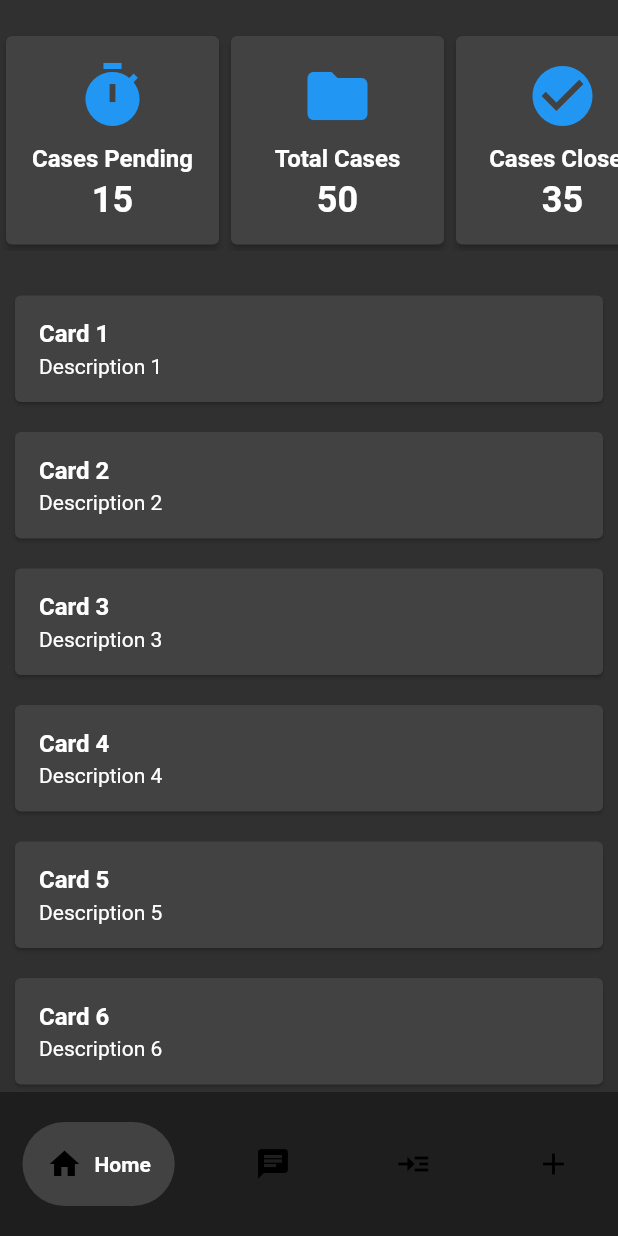
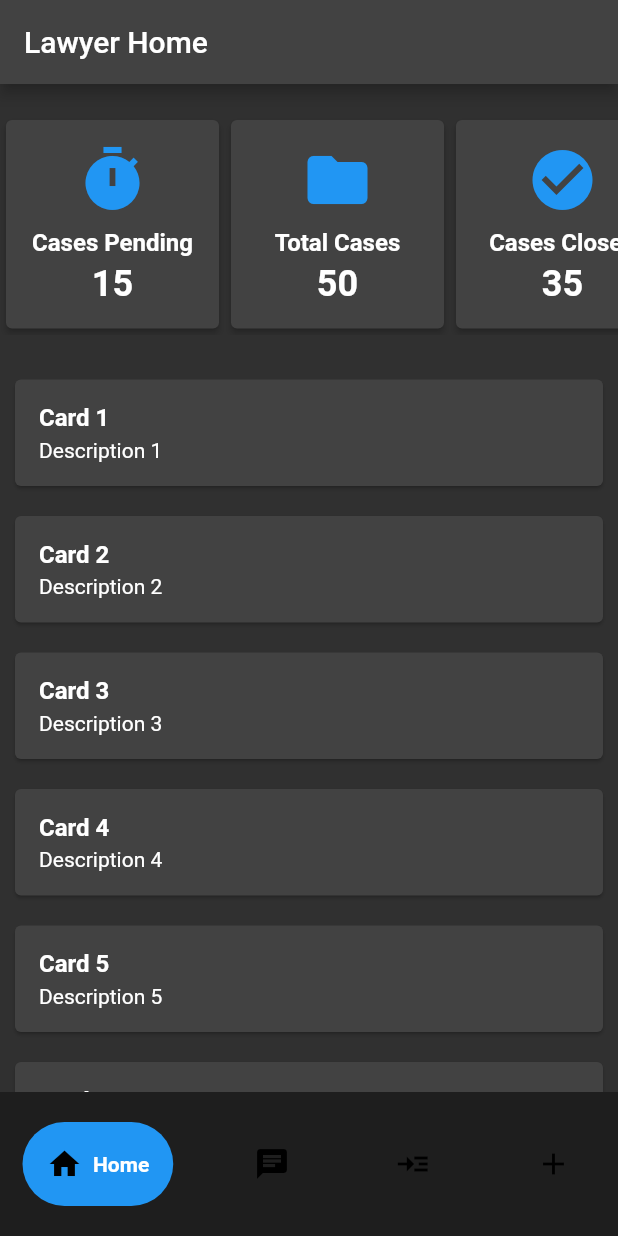
Before and after one commit to drowsy-coder/Nyaya-Sahaya, a Flutter app: the screen it shows after launch, on a phone screen of 412 x 824 dp. Run offline on Flutter 3.47's test engine with Material 2 defaults, Android fonts, the light colour scheme and no system bars; drawn by our look-alikes of google_nav_bar; our stand-ins replace cloud_firestore, firebase_auth, firebase_core, google_maps_flutter, shared_preferences; accounts and stored records are empty.

Commit message:
added_some_app_bars_and_navb_imprvment

```diff
--- a/lib/screens/stakeholders/lawyer/lawyer_home.dart
+++ b/lib/screens/stakeholders/lawyer/lawyer_home.dart
@@ -1,9 +1,15 @@
 import 'package:flutter/material.dart';
 
 class LawyerHomePage extends StatelessWidget {
+  const LawyerHomePage({super.key});
+
   @override
   Widget build(BuildContext context) {
-    return Column(
+    return Scaffold(
+        appBar: AppBar(
+          title: const Text('Lawyer Home'),
+        ),
+        body: const Column(
           children: [
             SizedBox(height: 20),
             DashboardHeader(),
@@ -12,11 +18,13 @@ class LawyerHomePage extends StatelessWidget {
               child: PlaceholderCardsColumn(),
             ),
           ],
-    );
+        ));
   }
 }
 
 class DashboardHeader extends StatelessWidget {
+  const DashboardHeader({super.key});
+
   @override
   Widget build(BuildContext context) {
     return SingleChildScrollView(
@@ -50,7 +58,11 @@ class HoverCard extends StatefulWidget {
   final String count;
   final IconData icon;
 
-  HoverCard({required this.title, required this.count, required this.icon});
+  HoverCard(
+      {super.key,
+      required this.title,
+      required this.count,
+      required this.icon});
 
   @override
   _HoverCardState createState() => _HoverCardState();
@@ -86,18 +98,18 @@ class _HoverCardState extends State<HoverCard> {
                   size: 48,
                   color: Colors.blue,
                 ),
-                SizedBox(height: 8),
+                const SizedBox(height: 8),
                 Text(
                   widget.title,
-                  style: TextStyle(
+                  style: const TextStyle(
                     fontSize: 16,
                     fontWeight: FontWeight.bold,
                   ),
                 ),
-                SizedBox(height: 4),
+                const SizedBox(height: 4),
                 Text(
                   widget.count,
-                  style: TextStyle(
+                  style: const TextStyle(
                     fontSize: 24,
                     fontWeight: FontWeight.bold,
                   ),
@@ -112,6 +124,8 @@ class _HoverCardState extends State<HoverCard> {
 }
 
 class PlaceholderCardsColumn extends StatelessWidget {
+  const PlaceholderCardsColumn({super.key});
+
   @override
   Widget build(BuildContext context) {
     return SingleChildScrollView(
@@ -157,12 +171,12 @@ class PlaceholderCard extends StatelessWidget {
   final String title;
   final String description;
 
-  PlaceholderCard({required this.title, required this.description});
+  PlaceholderCard({super.key, required this.title, required this.description});
 
   @override
   Widget build(BuildContext context) {
     return Card(
-      margin: EdgeInsets.all(10),
+      margin: const EdgeInsets.all(10),
       child: Padding(
         padding: const EdgeInsets.all(16.0),
         child: Column(
@@ -171,15 +185,15 @@ class PlaceholderCard extends StatelessWidget {
           children: <Widget>[
             Text(
               title,
-              style: TextStyle(
+              style: const TextStyle(
                 fontSize: 16,
                 fontWeight: FontWeight.bold,
               ),
             ),
-            SizedBox(height: 4),
+            const SizedBox(height: 4),
             Text(
               description,
-              style: TextStyle(
+              style: const TextStyle(
                 fontSize: 14,
               ),
             ),
--- a/lib/screens/stakeholders/lawyer/lawyer_screen.dart
+++ b/lib/screens/stakeholders/lawyer/lawyer_screen.dart
@@ -30,35 +30,37 @@ class _LawyerScreenState extends State<LawyerScreen> {
     ScreenModel(screen: LawyerHomePage(), icon: Icons.home, text: "Home"),
     ScreenModel(screen: LawyerChatScreen(), icon: Icons.chat, text: "Chat"),
     ScreenModel(
-        screen: LawyerReadScreen(), icon: Icons.read_more, text: "Read"),
-    ScreenModel(screen: LawyerAddCase(), icon: Icons.add, text: "Profile"),
+        screen: const LawyerReadScreen(), icon: Icons.read_more, text: "Read"),
+    ScreenModel(screen: LawyerAddCase(), icon: Icons.add, text: "Add Case"),
   ];
 
   @override
   Widget build(BuildContext context) {
     return Scaffold(
-      body: screens[_selectedIndex].screen, // Display the selected screen
+      body: screens[_selectedIndex].screen,
       bottomNavigationBar: Container(
         color: Colors.black38,
         child: Padding(
           padding: const EdgeInsets.symmetric(horizontal: 15, vertical: 20),
           child: GNav(
-            gap: 8,
-            tabBackgroundColor: Colors.grey.shade800,
-            padding: EdgeInsets.all(16),
+            gap: 7,
+            padding: const EdgeInsets.all(16),
             tabs: List.generate(
               screens.length,
               (index) => GButton(
                 icon: screens[index].icon,
                 text: screens[index].text,
+                onPressed: () {
+                  setState(() {
+                    _selectedIndex = index;
+                  });
+                },
+                backgroundColor: _selectedIndex == index
+                    ? Colors.blue
+                    : Colors.grey.shade800,
               ),
             ),
             selectedIndex: _selectedIndex,
-            onTabChange: (index) {
-              setState(() {
-                _selectedIndex = index;
-              });
-            },
           ),
         ),
       ),
```
Lines whose indentation alone changed are shown as unchanged.
